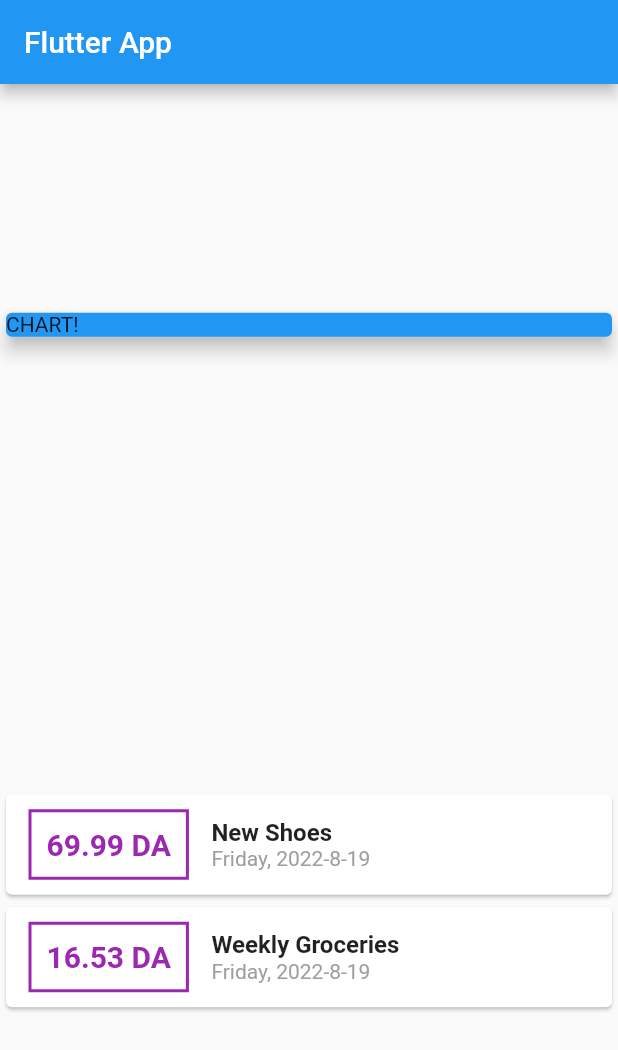
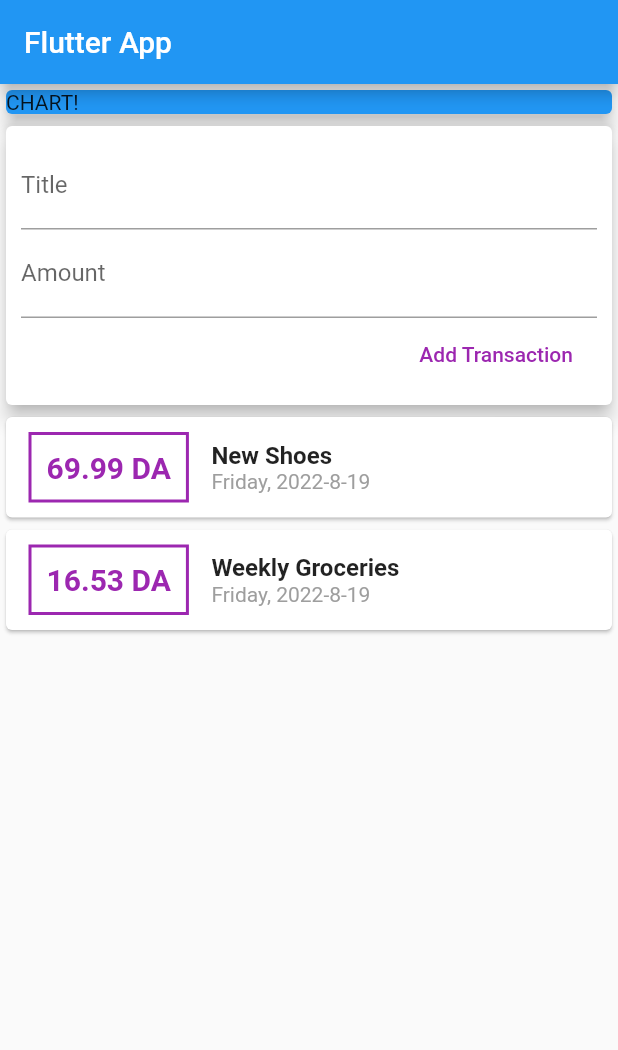
Before and after one commit to Mikelenjilo/Personal-Expenses, a Flutter app: the screen it shows after launch, on a phone screen of 412 x 824 dp. Shown: the top 1050 px of the screen. Run offline on Flutter 3.47's test engine with Material 2 defaults, Android fonts, the phone set to English and light mode, and no system bars.

Commit message:
adding the button and text fileds to input a transaction

```diff
--- a/lib/main.dart
+++ b/lib/main.dart
@@ -38,7 +38,6 @@ class MyHomePage extends StatelessWidget {
         title: const Text('Flutter App'),
       ),
       body: Column(
-        mainAxisAlignment: MainAxisAlignment.spaceAround,
         crossAxisAlignment: CrossAxisAlignment.stretch,
         children: <Widget>[
           Container(
@@ -47,6 +46,32 @@ class MyHomePage extends StatelessWidget {
               color: Colors.blue,
               child: Text('CHART!'),
               elevation: 5.0,
+            ),
+          ),
+          Card(
+            elevation: 5,
+            child: Container(
+              padding: EdgeInsets.all(10),
+              child: Column(
+                crossAxisAlignment: CrossAxisAlignment.end,
+                children: [
+                  TextField(
+                    decoration: InputDecoration(
+                      labelText: 'Title',
+                    ),
+                  ),
+                  TextField(
+                    decoration: InputDecoration(
+                      labelText: 'Amount',
+                    ),
+                  ),
+                  FlatButton(
+                    onPressed: () {},
+                    child: Text('Add Transaction'),
+                    textColor: Colors.purple,
+                  ),
+                ],
+              ),
             ),
           ),
           Column(
```
